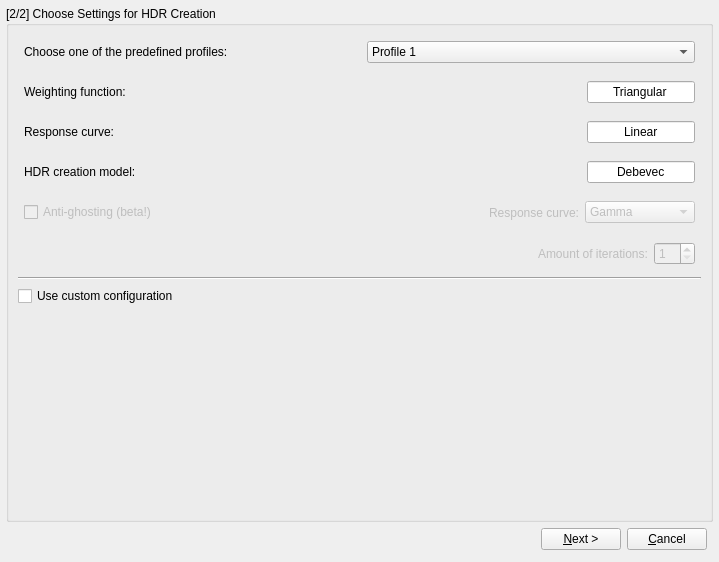
The window that forms/HdrWizard.ui (LuminanceHDR/LuminanceHDR) describes before a commit, drawn with Qt 5.
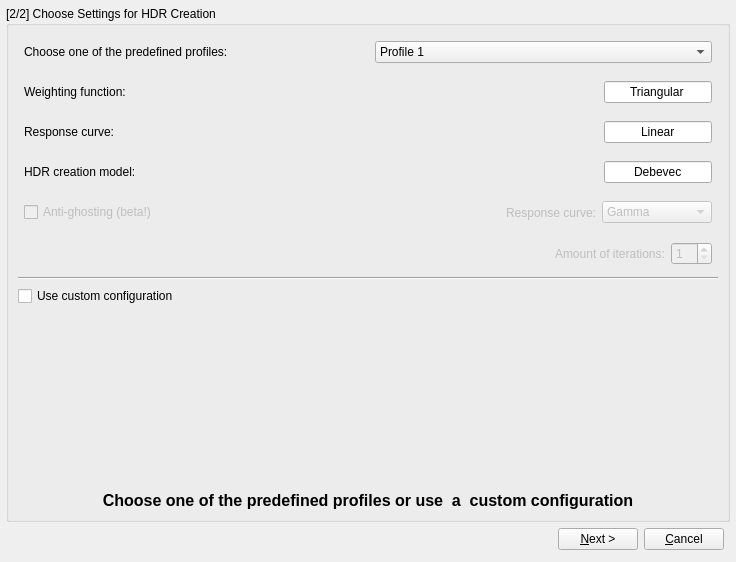
The same window after the commit. The open tabs and pages were chosen to show the change. Icons and pictures are not drawn.

Commit message: Restore default cursor after cancel wizard.

Patch:
```diff
--- a/forms/HdrWizard.ui
+++ b/forms/HdrWizard.ui
@@ -6,7 +6,7 @@
    <rect>
     <x>0</x>
     <y>0</y>
-    <width>719</width>
+    <width>736</width>
     <height>562</height>
    </rect>
   </property>
@@ -951,6 +951,17 @@
                 </property>
                </spacer>
               </item>
+              <item>
+               <widget class="QLabel" name="settings_label">
+                <property name="text">
+                 <string>&lt;!DOCTYPE HTML PUBLIC &quot;-//W3C//DTD HTML 4.0//EN&quot; &quot;http://www.w3.org/TR/REC-html40/strict.dtd&quot;&gt;
+&lt;html&gt;&lt;head&gt;&lt;meta name=&quot;qrichtext&quot; content=&quot;1&quot; /&gt;&lt;style type=&quot;text/css&quot;&gt;
+p, li { white-space: pre-wrap; }
+&lt;/style&gt;&lt;/head&gt;&lt;body style=&quot; font-family:'Sans Serif'; font-size:10pt; font-weight:400; font-style:normal;&quot;&gt;
+&lt;p align=&quot;center&quot; style=&quot; margin-top:0px; margin-bottom:0px; margin-left:0px; margin-right:0px; -qt-block-indent:0; text-indent:0px;&quot;&gt;&lt;span style=&quot; font-size:12pt; font-weight:600;&quot;&gt;Choose one of the predefined profiles or use  a  custom configuration&lt;/span&gt;&lt;/p&gt;&lt;/body&gt;&lt;/html&gt;</string>
+                </property>
+               </widget>
+              </item>
              </layout>
             </item>
            </layout>
```
Left out of the diff: 21 changed lines with no effect on the pictures. The commit also changes 4 other files.
